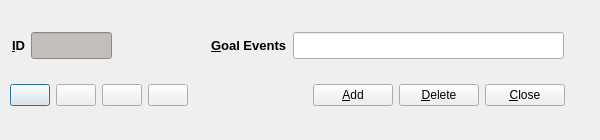
Before: the Qt Designer form code/pyqt/gui/goalevent_setup.ui in soccermetrics/marcotti-desktop, drawn with Qt 5.
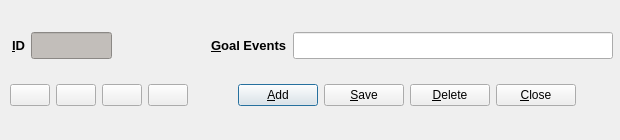
After: the same form once the commit is applied. Icons and pictures are not drawn.

Commit message: Added Save button to UIs, rebuilt autocoded Python files (#13)

Diff of the .ui file:
```diff
--- a/code/pyqt/gui/goalevent_setup.ui
+++ b/code/pyqt/gui/goalevent_setup.ui
@@ -6,20 +6,20 @@
    <rect>
     <x>0</x>
     <y>0</y>
-    <width>600</width>
+    <width>620</width>
     <height>140</height>
    </rect>
   </property>
   <property name="minimumSize">
    <size>
-    <width>600</width>
+    <width>620</width>
     <height>140</height>
    </size>
   </property>
   <property name="maximumSize">
    <size>
-    <width>640</width>
-    <height>180</height>
+    <width>620</width>
+    <height>140</height>
    </size>
   </property>
   <property name="windowTitle">
@@ -30,7 +30,7 @@
     <rect>
      <x>12</x>
      <y>20</y>
-     <width>552</width>
+     <width>601</width>
      <height>51</height>
     </rect>
    </property>
@@ -96,7 +96,7 @@
      <widget class="QLineEdit" name="goaleventEdit">
       <property name="minimumSize">
        <size>
-        <width>271</width>
+        <width>320</width>
         <height>27</height>
        </size>
       </property>
@@ -107,12 +107,106 @@
     </item>
    </layout>
   </widget>
-  <widget class="QWidget" name="layoutWidget">
+  <widget class="QWidget" name="layoutWidget_2">
+   <property name="geometry">
+    <rect>
+     <x>201</x>
+     <y>70</y>
+     <width>411</width>
+     <height>51</height>
+    </rect>
+   </property>
+   <layout class="QHBoxLayout" name="horizontalLayout_3">
+    <item>
+     <spacer name="horizontalSpacer_3">
+      <property name="orientation">
+       <enum>Qt::Horizontal</enum>
+      </property>
+      <property name="sizeHint" stdset="0">
+       <size>
+        <width>13</width>
+        <height>20</height>
+       </size>
+      </property>
+     </spacer>
+    </item>
+    <item>
+     <widget class="QPushButton" name="addEntry">
+      <property name="toolTip">
+       <string>Add Entry</string>
+      </property>
+      <property name="text">
+       <string>&amp;Add</string>
+      </property>
+      <property name="icon">
+       <iconset resource="fmrd_resources.qrc">
+        <normaloff>:/images/add.png</normaloff>:/images/add.png</iconset>
+      </property>
+     </widget>
+    </item>
+    <item>
+     <widget class="QPushButton" name="saveEntry">
+      <property name="toolTip">
+       <string>Delete Entry</string>
+      </property>
+      <property name="text">
+       <string>&amp;Save</string>
+      </property>
+      <property name="icon">
+       <iconset resource="fmrd_resources.qrc">
+        <normaloff>:/images/save.png</normaloff>:/images/save.png</iconset>
+      </property>
+     </widget>
+    </item>
+    <item>
+     <widget class="QPushButton" name="deleteEntry">
+      <property name="toolTip">
+       <string>Delete Entry</string>
+      </property>
+      <property name="text">
+       <string>&amp;Delete</string>
+      </property>
+      <property name="icon">
+       <iconset resource="fmrd_resources.qrc">
+        <normaloff>:/images/delete.png</normaloff>:/images/delete.png</iconset>
+      </property>
+     </widget>
+    </item>
+    <item>
+     <widget class="QPushButton" name="closeButton">
+      <property name="toolTip">
+       <string>Close Window</string>
+      </property>
+      <property name="text">
+       <string>&amp;Close</string>
+      </property>
+      <property name="icon">
+       <iconset resource="fmrd_resources.qrc">
+        <normaloff>:/images/quit.png</normaloff>:/images/quit.png</iconset>
+      </property>
+     </widget>
+    </item>
+    <item>
+     <spacer name="horizontalSpacer_4">
+      <property name="orientation">
+       <enum>Qt::Horizontal</enum>
+      </property>
+      <property name="sizeHint" stdset="0">
+       <size>
+        <width>13</width>
+        <height>20</height>
+       </size>
+      </property>
+     </spacer>
+    </item>
+   </layout>
+  </widget>
+  <widget class="QWidget" name="layoutWidget_3">
    <property name="geometry">
     <rect>
      <x>10</x>
      <y>70</y>
-     <width>261</width>
+     <width>191</width>
      <height>51</height>
     </rect>
    </property>
@@ -188,73 +282,6 @@
     </item>
    </layout>
   </widget>
-  <widget class="QWidget" name="layoutWidget">
-   <property name="geometry">
-    <rect>
-     <x>290</x>
-     <y>70</y>
-     <width>275</width>
-     <height>51</height>
-    </rect>
-   </property>
-   <layout class="QHBoxLayout" name="horizontalLayout_3">
-    <item>
-     <spacer name="horizontalSpacer_3">
-      <property name="orientation">
-       <enum>Qt::Horizontal</enum>
-      </property>
-      <property name="sizeHint" stdset="0">
-       <size>
-        <width>13</width>
-        <height>20</height>
-       </size>
-      </property>
-     </spacer>
-    </item>
-    <item>
-     <widget class="QPushButton" name="addEntry">
-      <property name="toolTip">
-       <string>Add Entry</string>
-      </property>
-      <property name="text">
-       <string>&amp;Add</string>
-      </property>
-      <property name="icon">
-       <iconset resource="fmrd_resources.qrc">
-        <normaloff>:/images/add.png</normaloff>:/images/add.png</iconset>
-      </property>
-     </widget>
-    </item>
-    <item>
-     <widget class="QPushButton" name="deleteEntry">
-      <property name="toolTip">
-       <string>Delete Entry</string>
-      </property>
-      <property name="text">
-       <string>&amp;Delete</string>
-      </property>
-      <property name="icon">
-       <iconset resource="fmrd_resources.qrc">
-        <normaloff>:/images/delete.png</normaloff>:/images/delete.png</iconset>
-      </property>
-     </widget>
-    </item>
-    <item>
-     <widget class="QPushButton" name="closeButton">
-      <property name="toolTip">
-       <string>Close Entry</string>
-      </property>
-      <property name="text">
-       <string>&amp;Close</string>
-      </property>
-      <property name="icon">
-       <iconset resource="fmrd_resources.qrc">
-        <normaloff>:/images/quit.png</normaloff>:/images/quit.png</iconset>
-      </property>
-     </widget>
-    </item>
-   </layout>
-  </widget>
  </widget>
  <resources>
   <include location="fmrd_resources.qrc"/>
```
The commit also changes 52 other files.
